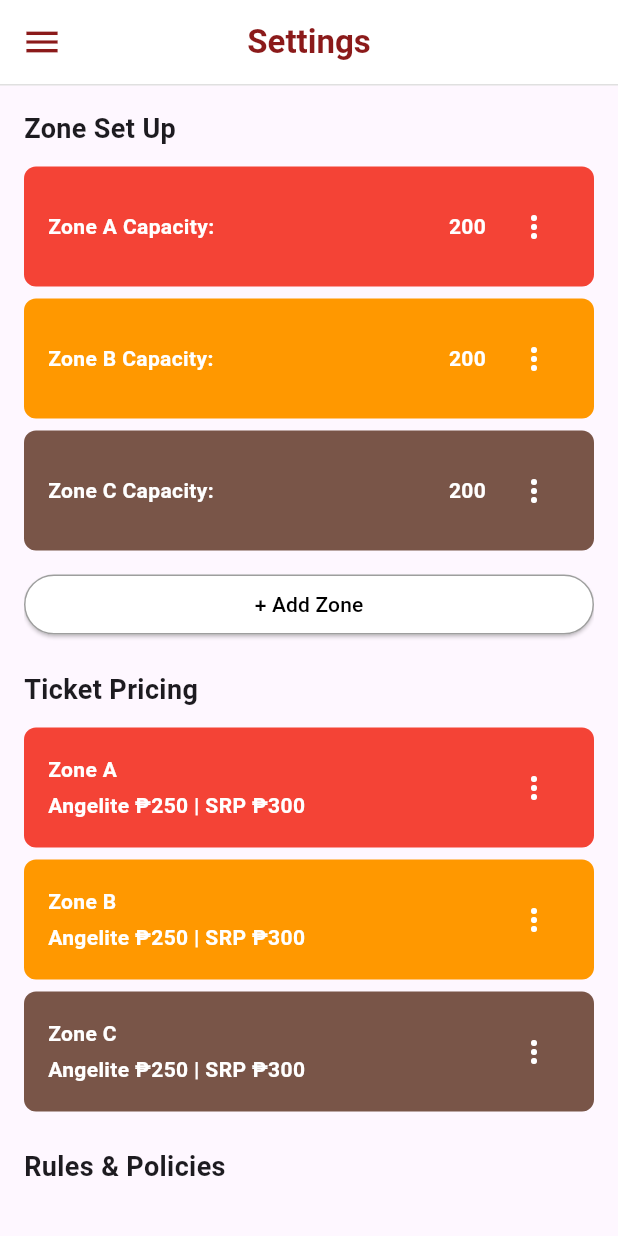
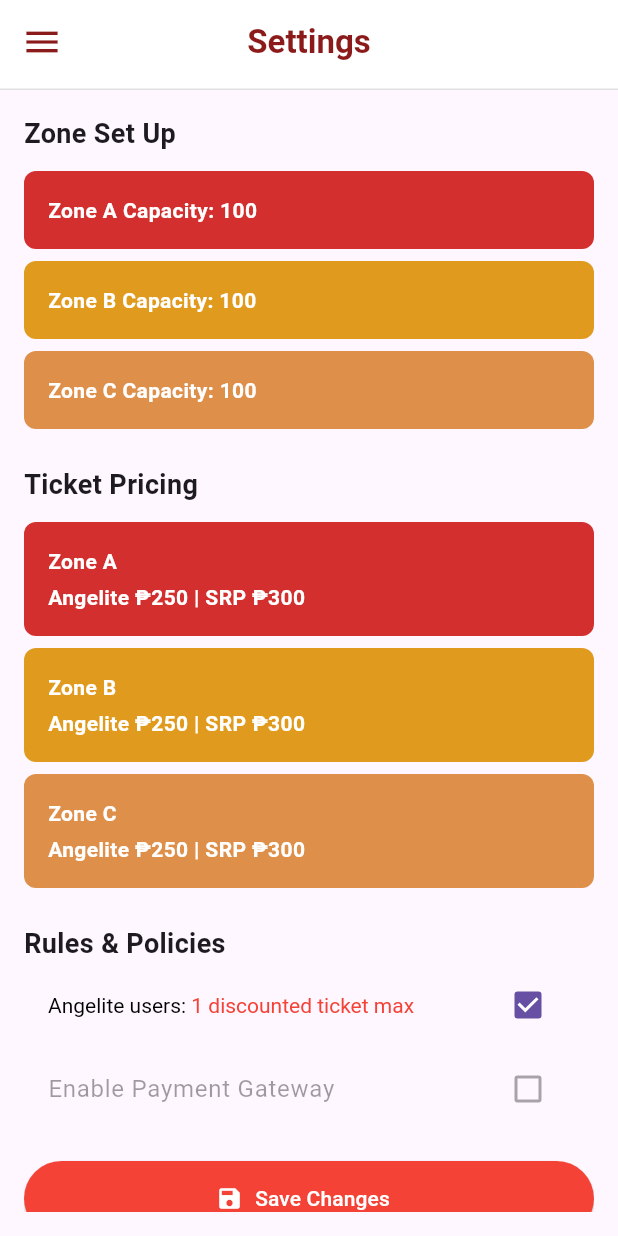
Before and after one commit to fromHELIO/HAUrmony, a Flutter app: the SettingsScreen screen opened directly, on a phone screen of 412 x 824 dp. Run offline on Flutter 3.47's test engine with Material 3 defaults, Android fonts, the light colour scheme and no system bars; our stand-ins replace fl_chart, supabase_flutter; accounts and stored records are empty.

Commit message:
Update settings.dart

```diff
--- a/lib/admin/Admin screens/settings.dart
+++ b/lib/admin/Admin screens/settings.dart
@@ -1,4 +1,5 @@
 import 'package:flutter/material.dart';
+import 'package:supabase_flutter/supabase_flutter.dart';
 import '../widgets/app_header.dart';
 import 'menu.dart';
 
@@ -10,227 +11,122 @@ class SettingsScreen extends StatefulWidget {
 }
 
 class _SettingsScreenState extends State<SettingsScreen> {
+  final supabase = Supabase.instance.client;
+
   bool discountWithID = true;
-  bool allowVoucher = false;
-  bool enableGateway = true;
+  bool enableGateway = false; //disabled
+  bool isLoading = true;
 
-  /// Zone capacities
-  final Map<String, String> capacities = {
-    "Zone A": "200",
-    "Zone B": "200",
-    "Zone C": "200",
+  final int zoneCapacity = 100;
+
+  final Map<String, Color> zoneColors = {
+    "Zone A": Colors.red.shade700,
+    "Zone B": const Color(0xFFE09B1E),
+    "Zone C": const Color(0xFFDE8F4A),
   };
 
-  /// Ticket prices: each zone has Angelite (discount) & SRP
-  final Map<String, Map<String, String>> prices = {
+  Map<String, bool> zoneSoldOut = {
+    "Zone A": false,
+    "Zone B": false,
+    "Zone C": false,
+  };
+
+  Map<String, Map<String, String>> prices = {
     "Zone A": {"angelite": "250", "srp": "300"},
     "Zone B": {"angelite": "250", "srp": "300"},
     "Zone C": {"angelite": "250", "srp": "300"},
   };
 
-  final Map<String, Color> zoneColors = {
-    "Zone A": Colors.red,
-    "Zone B": Colors.orange,
-    "Zone C": Colors.brown,
+  @override
+  void initState() {
+    super.initState();
+    _fetchZoneStatus();
+  }
+
+  Future<void> _fetchZoneStatus() async {
+    try {
+      // Sold tickets per zone
+      final data = await supabase
+          .from('tickets')
+          .select('zone, is_sold')
+          .eq('is_sold', true);
+
+      // How many are sold per zone
+      final Map<String, int> soldCount = {
+        "ZONE A": 0,
+        "ZONE B": 0,
+        "ZONE C": 0,
       };
 
-  // ---------- Dialogs ----------
-
-  /// Add or Edit a zone (name + capacity)
-  Future<void> _addOrEditZoneDialog({String? currentName}) async {
-    final nameController = TextEditingController(text: currentName ?? "");
-    final capacityController = TextEditingController(
-      text: currentName != null ? capacities[currentName] : "",
-    );
-    final isEdit = currentName != null;
-
-    await showDialog(
-      context: context,
-      builder: (_) => AlertDialog(
-        title: Text(isEdit ? "Edit Zone" : "Add Zone"),
-        content: Column(
-          mainAxisSize: MainAxisSize.min,
-          children: [
-            TextField(
-              controller: nameController,
-              decoration: const InputDecoration(labelText: "Zone name"),
-            ),
-            TextField(
-              controller: capacityController,
-              keyboardType: TextInputType.number,
-              decoration: const InputDecoration(labelText: "Capacity"),
-            ),
-          ],
-        ),
-        actions: [
-          TextButton(
-            onPressed: () => Navigator.pop(context),
-            child: const Text(
-              "Cancel",
-              style: TextStyle(color: Colors.black), // black text
-            ),
-          ),
-          TextButton(
-            onPressed: () {
-              final newName = nameController.text.trim();
-              if (newName.isEmpty) return;
+      for (final ticket in data) {
+        final zone = ticket['zone'].toString().toUpperCase();
+        if (soldCount.containsKey(zone)) {
+          soldCount[zone] = soldCount[zone]! + 1;
+        }
+      }
 
       setState(() {
-                if (isEdit && newName != currentName) {
-                  capacities.remove(currentName);
-                  final color = zoneColors.remove(currentName);
-                  final oldPrice = prices.remove(currentName);
-                  if (color != null) zoneColors[newName] = color;
-                  if (oldPrice != null) prices[newName] = oldPrice;
+        zoneSoldOut = {
+          "Zone A": soldCount["ZONE A"]! >= zoneCapacity,
+          "Zone B": soldCount["ZONE B"]! >= zoneCapacity,
+          "Zone C": soldCount["ZONE C"]! >= zoneCapacity,
+        };
+      });
+    } catch (e) {
+      debugPrint("Error fetching zone status: $e");
+    } finally {
+      setState(() => isLoading = false);
     }
-                capacities[newName] = capacityController.text.trim();
-                zoneColors.putIfAbsent(newName, () => Colors.blueGrey);
-                prices.putIfAbsent(newName, () => {"angelite": "0", "srp": "0"});
-              });
-              Navigator.pop(context);
-            },
-            child: Text(
-              isEdit ? "Save" : "Add",
-              style: const TextStyle(color: Colors.black), // black text
-            ),
-          ),
-        ],
-      ),
+  }
+
+  void _saveChanges() {
+    ScaffoldMessenger.of(context).showSnackBar(
+      const SnackBar(content: Text("Changes saved successfully")),
     );
   }
-
-  /// Edit ticket prices (Angelite & SRP)
-  Future<void> _editPriceDialog(String zone) async {
-    final angeliteController =
-        TextEditingController(text: prices[zone]!["angelite"]);
-    final srpController =
-        TextEditingController(text: prices[zone]!["srp"]);
-
-    await showDialog(
-      context: context,
-      builder: (_) => AlertDialog(
-        title: Text("Edit Prices - $zone"),
-        content: Column(
-          mainAxisSize: MainAxisSize.min,
-          children: [
-            TextField(
-              controller: angeliteController,
-              keyboardType: TextInputType.number,
-              decoration: const InputDecoration(labelText: "Angelite Price"),
-            ),
-            TextField(
-              controller: srpController,
-              keyboardType: TextInputType.number,
-              decoration: const InputDecoration(labelText: "SRP Price"),
-            ),
-          ],
-        ),
-        actions: [
-          TextButton(
-            onPressed: () => Navigator.pop(context),
-            child: const Text(
-              "Cancel",
-              style: TextStyle(color: Colors.black), // black text
-            ),
-          ),
-          TextButton(
-            onPressed: () {
-              setState(() {
-                prices[zone]!["angelite"] = angeliteController.text.trim();
-                prices[zone]!["srp"] = srpController.text.trim();
-              });
-              Navigator.pop(context);
-            },
-            child: const Text(
-              "Save",
-              style: TextStyle(color: Colors.black), // black text
-            ),
-          ),
-        ],
-      ),
-    );
-  }
-
-  /// Confirm delete with black text on Cancel/Delete
-  Future<void> _confirmDeleteZone(String zone) async {
-    await showDialog(
-      context: context,
-      builder: (_) => AlertDialog(
-        title: const Text("Delete Zone"),
-        content: Text("Are you sure you want to delete $zone?"),
-        actions: [
-          TextButton(
-            onPressed: () => Navigator.pop(context),
-            child: const Text(
-              "Cancel",
-              style: TextStyle(color: Colors.black), // black text
-            ),
-          ),
-          TextButton(
-            onPressed: () {
-              setState(() {
-                capacities.remove(zone);
-                prices.remove(zone);
-                zoneColors.remove(zone);
-              });
-              Navigator.pop(context);
-            },
-            child: const Text(
-              "Delete",
-              style: TextStyle(color: Colors.black), // black text
-            ),
-          ),
-        ],
-      ),
-    );
-  }
-
-  // ---------- UI ----------
 
   @override
   Widget build(BuildContext context) {
     return Scaffold(
-      appBar: AppHeader(
+      appBar: PreferredSize(
+        preferredSize: const Size.fromHeight(60),
+        child: Builder(
+          builder: (context) => AppHeader(
             title: "Settings",
             onMenuTap: () => Scaffold.of(context).openDrawer(),
           ),
+        ),
+      ),
       drawer: MenuScreen(),
       body: SafeArea(
-        child: Padding(
+        child: isLoading
+            ? const Center(child: CircularProgressIndicator())
+            : Padding(
                 padding: const EdgeInsets.all(16.0),
                 child: ListView(
                   children: [
                     const Text("Zone Set Up",
                         style: TextStyle(fontSize: 18, fontWeight: FontWeight.bold)),
                     const SizedBox(height: 8),
-              ...capacities.keys.map(
-                (zone) =>
-                    _buildCapacityBox(zone, capacities[zone]!, zoneColors[zone]!),
-              ),
-              const SizedBox(height: 8),
-              ElevatedButton(
-                style: ElevatedButton.styleFrom(
-                  backgroundColor: Colors.white,
-                  foregroundColor: Colors.black,
-                  side: const BorderSide(color: Colors.grey),
-                ),
-                onPressed: () => _addOrEditZoneDialog(),
-                child: const Text("+ Add Zone"),
-              ),
+                    _buildCapacityBox("Zone A", "100", zoneColors["Zone A"]!),
+                    _buildCapacityBox("Zone B", "100", zoneColors["Zone B"]!),
+                    _buildCapacityBox("Zone C", "100", zoneColors["Zone C"]!),
+
                     const SizedBox(height: 20),
+
                     const Text("Ticket Pricing",
                         style: TextStyle(fontSize: 18, fontWeight: FontWeight.bold)),
                     const SizedBox(height: 8),
-              ...prices.keys.map(
-                (zone) => _buildPriceBox(zone, prices[zone]!, zoneColors[zone]!),
-              ),
+                    ...prices.keys.map((zone) =>
+                        _buildPriceBox(zone, prices[zone]!, zoneColors[zone]!)),
                     const SizedBox(height: 20),
+
                     const Text("Rules & Policies",
                         style: TextStyle(fontSize: 18, fontWeight: FontWeight.bold)),
                     CheckboxListTile(
                       title: RichText(
                         text: const TextSpan(
-                    text: "Angelites users: ",
+                          text: "Angelite users: ",
                           style: TextStyle(color: Colors.black),
                           children: [
                             TextSpan(
@@ -244,14 +140,9 @@ class _SettingsScreenState extends State<SettingsScreen> {
                       onChanged: (val) => setState(() => discountWithID = val!),
                     ),
                     CheckboxListTile(
-                title: const Text("Allow voucher PDF download"),
-                value: allowVoucher,
-                onChanged: (val) => setState(() => allowVoucher = val!),
-              ),
-              CheckboxListTile(
                       title: const Text("Enable Payment Gateway"),
                       value: enableGateway,
-                onChanged: (val) => setState(() => enableGateway = val!),
+                      onChanged: null, //disabled
                     ),
                     const SizedBox(height: 20),
                     ElevatedButton.icon(
@@ -271,41 +162,35 @@ class _SettingsScreenState extends State<SettingsScreen> {
     );
   }
 
-  // ---------- Helpers ----------
+  Widget _buildCapacityBox(String zone, String capacity, Color color) {
+    final isSoldOut = zoneSoldOut[zone] ?? false;
+    final zoneColor = isSoldOut ? color.withOpacity(0.4) : color;
 
-  Widget _buildCapacityBox(String zone, String value, Color color) {
     return Container(
       margin: const EdgeInsets.symmetric(vertical: 4),
       padding: const EdgeInsets.symmetric(vertical: 16, horizontal: 16),
       decoration: BoxDecoration(
-        color: color,
+        color: zoneColor,
         borderRadius: BorderRadius.circular(8),
       ),
       child: Row(
         mainAxisAlignment: MainAxisAlignment.spaceBetween,
         children: [
-          Text("$zone Capacity:",
-              style: const TextStyle(color: Colors.white, fontWeight: FontWeight.bold)),
-          Row(
-            children: [
-              Text(value,
-                  style: const TextStyle(color: Colors.white, fontWeight: FontWeight.bold)),
-              const SizedBox(width: 8),
-              PopupMenuButton<String>(
-                icon: const Icon(Icons.more_vert, color: Colors.white),
-                onSelected: (choice) {
-                  if (choice == 'edit') {
-                    _addOrEditZoneDialog(currentName: zone);
-                  } else if (choice == 'delete') {
-                    _confirmDeleteZone(zone);
-                  }
-                },
-                itemBuilder: (context) => [
-                  const PopupMenuItem(value: 'edit', child: Text('Edit')),
-                  const PopupMenuItem(value: 'delete', child: Text('Delete')),
-                ],
+          Text(
+            "$zone Capacity: $capacity",
+            style: const TextStyle(
+              color: Colors.white,
+              fontWeight: FontWeight.bold,
             ),
-            ],
+          ),
+          if (isSoldOut)
+            const Text(
+              "Sold Out",
+              style: TextStyle(
+                color: Colors.white,
+                fontWeight: FontWeight.bold,
+                fontStyle: FontStyle.italic,
+              ),
             ),
         ],
       ),
@@ -313,8 +198,8 @@ class _SettingsScreenState extends State<SettingsScreen> {
   }
 
   Widget _buildPriceBox(String zone, Map<String, String> price, Color color) {
-    final angelite = price["angelite"] ?? "0";
-    final srp = price["srp"] ?? "0";
+    final angelite = price["angelite"];
+    final srp = price["srp"];
 
     return Container(
       margin: const EdgeInsets.symmetric(vertical: 4),
@@ -329,45 +214,17 @@ class _SettingsScreenState extends State<SettingsScreen> {
           Column(
             crossAxisAlignment: CrossAxisAlignment.start,
             children: [
-              Text(
-                zone,
+              Text(zone,
                   style: const TextStyle(
-                  color: Colors.white,
-                  fontWeight: FontWeight.bold,
-                ),
-              ),
+                      color: Colors.white, fontWeight: FontWeight.bold)),
               const SizedBox(height: 4),
-              Text(
-                "Angelite ₱$angelite | SRP ₱$srp",
+              Text("Angelite ₱$angelite | SRP ₱$srp",
                   style: const TextStyle(
-                  color: Colors.white,
-                  fontWeight: FontWeight.bold,
-                ),
-              ),
-            ],
-          ),
-          PopupMenuButton<String>(
-            icon: const Icon(Icons.more_vert, color: Colors.white),
-            onSelected: (choice) {
-              if (choice == 'edit') {
-                _editPriceDialog(zone);
-              }
-            },
-            itemBuilder: (context) => [
-              const PopupMenuItem(
-                value: 'edit',
-                child: Text('Edit Prices'),
-              ),
+                      color: Colors.white, fontWeight: FontWeight.bold)),
             ],
           ),
         ],
       ),
     );
   }
-
-  void _saveChanges() {
-    ScaffoldMessenger.of(context).showSnackBar(
-      const SnackBar(content: Text("Changes saved successfully")),
-    );
 }
-}
```
Lines whose indentation alone changed are shown as unchanged.
